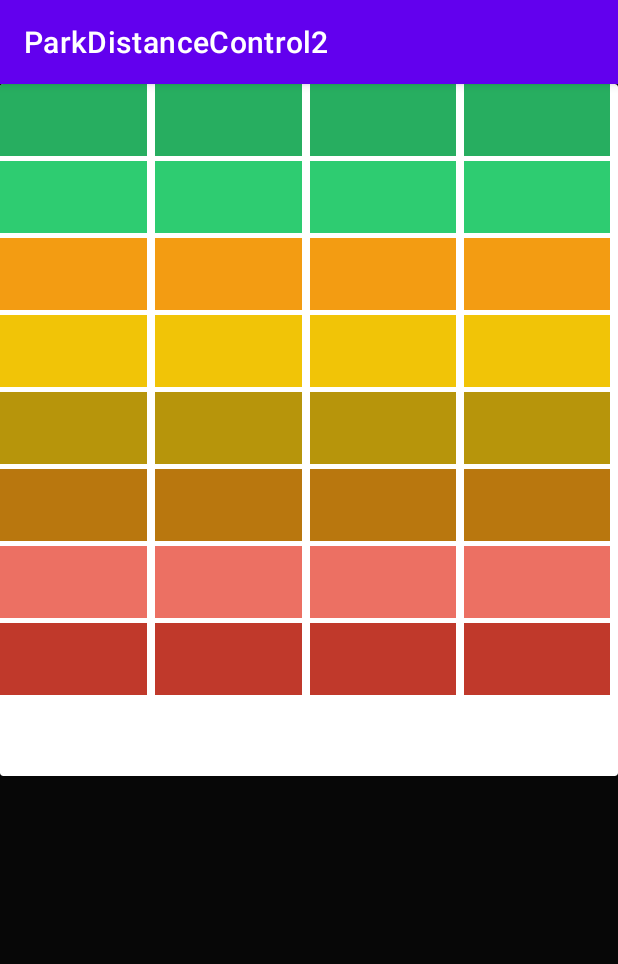
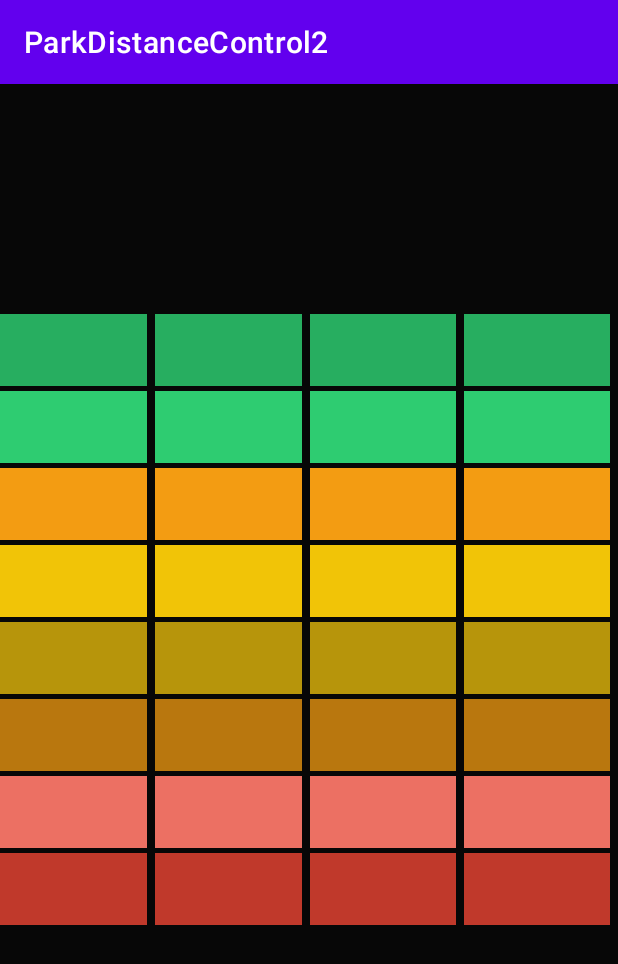
Before and after one commit to iszilagyigit/ParkDistanceControl, an Android app: the screen it shows after launch (MainActivity), on a phone screen of 412 x 824 dp. Shown: the top 964 px of the screen. Run offline under Robolectric (Android 15) with nearby library versions, the phone set to English and light mode, and no system bars.

Commit message:
initial commit, layout

```diff
--- a/app/src/main/res/layout/activity_main.xml
+++ b/app/src/main/res/layout/activity_main.xml
@@ -7,20 +7,16 @@
     android:background="#070707"
     tools:context=".MainActivity">
 
-    <androidx.cardview.widget.CardView
-        android:id="@+id/cardView"
-        android:layout_width="0dp"
-        android:layout_height="wrap_content"
-        app:layout_constraintEnd_toEndOf="parent"
-        app:layout_constraintStart_toStartOf="parent"
-        app:layout_constraintTop_toTopOf="parent">
-
     <LinearLayout
         android:id="@+id/linearLayout"
         android:layout_width="match_parent"
         android:layout_height="461dp"
         android:baselineAligned="false"
-            android:orientation="horizontal">
+        android:orientation="horizontal"
+        app:layout_constraintBottom_toBottomOf="parent"
+        app:layout_constraintEnd_toEndOf="parent"
+        app:layout_constraintStart_toStartOf="parent"
+        app:layout_constraintTop_toTopOf="parent">
 
         <LinearLayout
             android:id="@+id/sensor1"
@@ -315,6 +311,4 @@
 
     </LinearLayout>
 
-    </androidx.cardview.widget.CardView>
-
 </androidx.constraintlayout.widget.ConstraintLayout>
```
Lines whose indentation alone changed are shown as unchanged.
